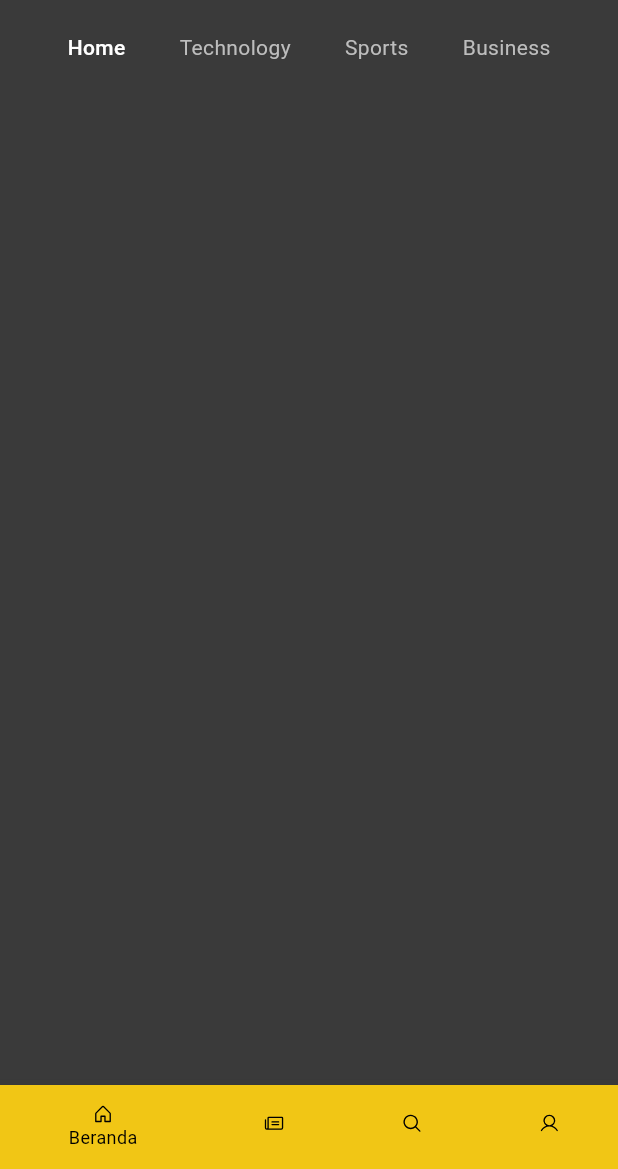
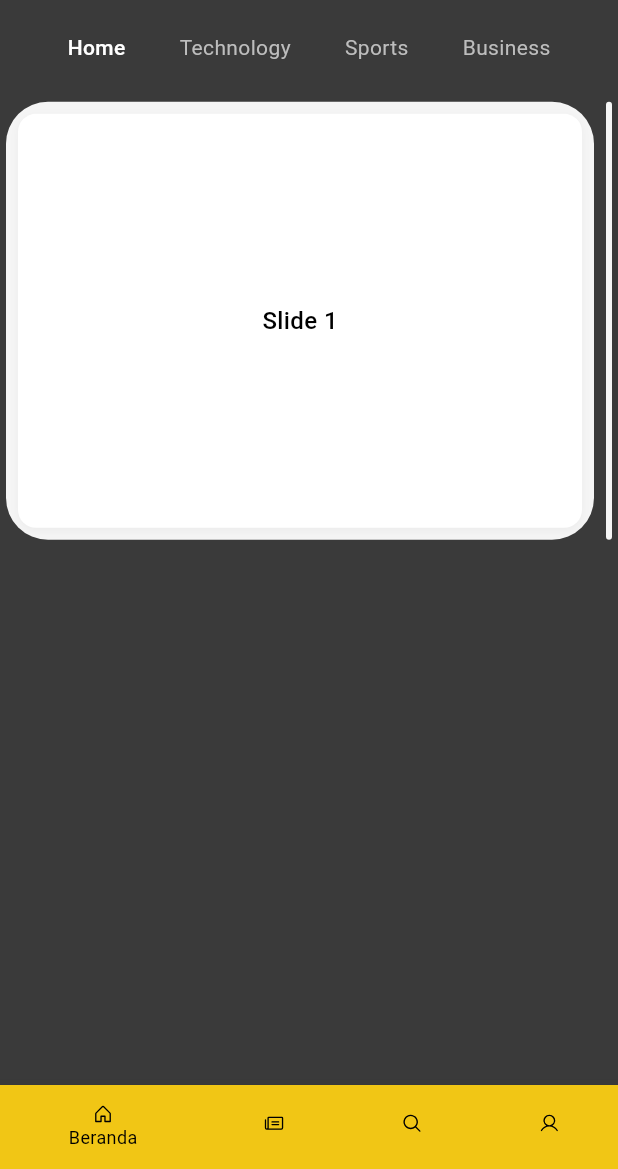
Before and after one commit to Badru9/vartaa, a Flutter app: the screen it shows after launch, on a phone screen of 412 x 824 dp, the part 67-1236 px from its top. Run offline on Flutter 3.47's test engine with Material 3 defaults, Android fonts, the phone set to English and light mode, and no system bars; our stand-ins replace animated_splash_screen, flutter_screenutil, google_fonts, phosphor_flutter, smooth_page_indicator.

Commit message:
feat: menambah carousel di home screen

```diff
--- a/lib/screens/home_screen.dart
+++ b/lib/screens/home_screen.dart
@@ -140,6 +140,139 @@ class _HomeScreenState extends State<HomeScreen> {
                 ],
               ),
             ),
+            vsMedium,
+            SizedBox(
+              height: 300,
+              child: CarouselView(
+                scrollDirection: Axis.horizontal,
+                backgroundColor: cSmokeWhite,
+                itemExtent: 400,
+                itemSnapping: true,
+                enableSplash: true,
+                children: [
+                  Container(
+                    margin: const EdgeInsets.all(8),
+                    decoration: BoxDecoration(
+                      color: Colors.white,
+                      borderRadius: BorderRadius.circular(12),
+                      boxShadow: [
+                        BoxShadow(
+                          color: Colors.black.withAlpha(10),
+                          blurRadius: 4,
+                          offset: const Offset(0, 2),
+                        ),
+                      ],
+                    ),
+                    child: const Center(
+                      child: Text(
+                        'Slide 1',
+                        style: TextStyle(
+                          color: Colors.black,
+                          fontSize: 16,
+                          fontWeight: FontWeight.w500,
+                        ),
+                      ),
+                    ),
+                  ),
+                  Container(
+                    margin: const EdgeInsets.all(8),
+                    decoration: BoxDecoration(
+                      color: Colors.white,
+                      borderRadius: BorderRadius.circular(12),
+                      boxShadow: [
+                        BoxShadow(
+                          color: Colors.black.withAlpha(10),
+                          blurRadius: 4,
+                          offset: const Offset(0, 2),
+                        ),
+                      ],
+                    ),
+                    child: const Center(
+                      child: Text(
+                        'Slide 2',
+                        style: TextStyle(
+                          color: Colors.black,
+                          fontSize: 16,
+                          fontWeight: FontWeight.w500,
+                        ),
+                      ),
+                    ),
+                  ),
+                  Container(
+                    margin: const EdgeInsets.all(8),
+                    decoration: BoxDecoration(
+                      color: Colors.white,
+                      borderRadius: BorderRadius.circular(12),
+                      boxShadow: [
+                        BoxShadow(
+                          color: Colors.black.withAlpha(10),
+                          blurRadius: 4,
+                          offset: const Offset(0, 2),
+                        ),
+                      ],
+                    ),
+                    child: const Center(
+                      child: Text(
+                        'Slide 3',
+                        style: TextStyle(
+                          color: Colors.black,
+                          fontSize: 16,
+                          fontWeight: FontWeight.w500,
+                        ),
+                      ),
+                    ),
+                  ),
+                  Container(
+                    margin: const EdgeInsets.all(8),
+                    decoration: BoxDecoration(
+                      color: Colors.white,
+                      borderRadius: BorderRadius.circular(12),
+                      boxShadow: [
+                        BoxShadow(
+                          color: Colors.black.withAlpha(10),
+                          blurRadius: 4,
+                          offset: const Offset(0, 2),
+                        ),
+                      ],
+                    ),
+                    child: const Center(
+                      child: Text(
+                        'Slide 4',
+                        style: TextStyle(
+                          color: Colors.black,
+                          fontSize: 16,
+                          fontWeight: FontWeight.w500,
+                        ),
+                      ),
+                    ),
+                  ),
+                  Container(
+                    margin: const EdgeInsets.all(8),
+                    decoration: BoxDecoration(
+                      color: Colors.white,
+                      borderRadius: BorderRadius.circular(12),
+                      boxShadow: [
+                        BoxShadow(
+                          color: Colors.black.withAlpha(10),
+                          blurRadius: 4,
+                          offset: const Offset(0, 2),
+                        ),
+                      ],
+                    ),
+                    child: const Center(
+                      child: Text(
+                        'Slide 5',
+                        style: TextStyle(
+                          color: Colors.black,
+                          fontSize: 16,
+                          fontWeight: FontWeight.w500,
+                        ),
+                      ),
+                    ),
+                  ),
+                ],
+              ),
+            ),
           ],
         ),
       ),
```
